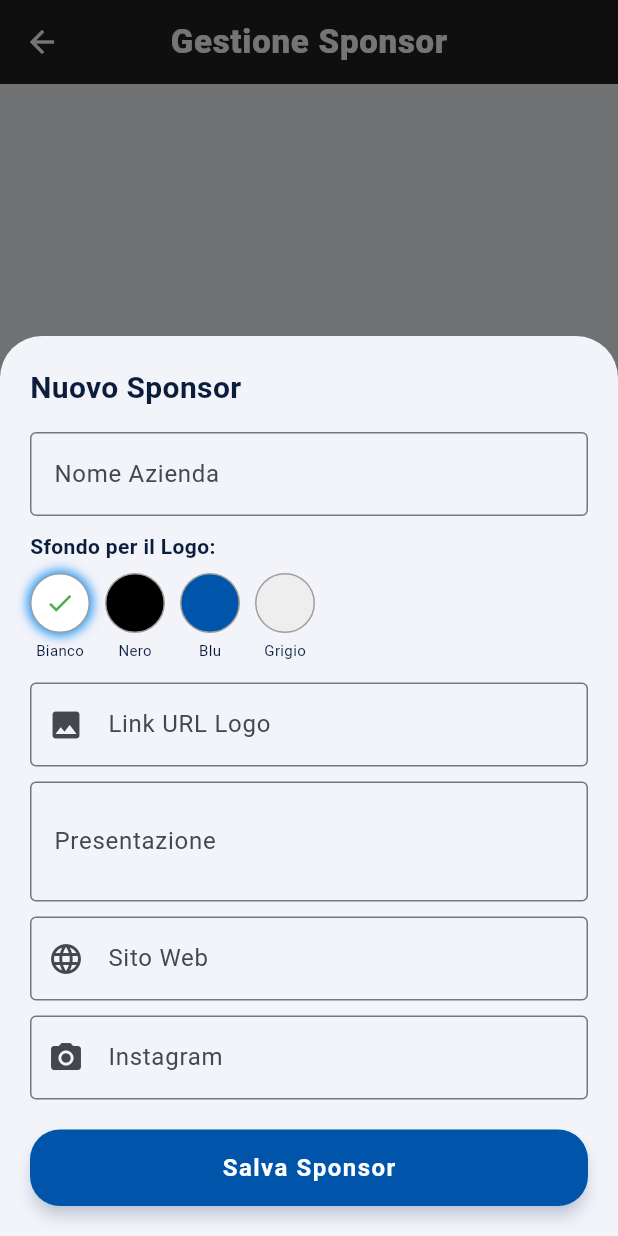
After one commit to tombol75/cadoneghe-volley, a Flutter app: the AdminSponsorPage screen opened directly, after a tap on the "add" icon, on a phone screen of 412 x 824 dp. The commit adds this screen. Run offline on Flutter 3.47's test engine with Material 3 defaults, Android fonts, the phone set to English and light mode, and no system bars; our stand-ins replace cloud_firestore, firebase_core, shared_preferences, webview_flutter; accounts and stored records are empty.

Commit message:
Aggiunti sponsor e colore per sfondo logo OK

```diff
--- /dev/null
+++ b/lib/admin_sponsor_page.dart
@@ -0,0 +1,318 @@
+import 'package:flutter/material.dart';
+import 'package:cloud_firestore/cloud_firestore.dart';
+import 'sport_colors.dart';
+
+class AdminSponsorPage extends StatefulWidget {
+  const AdminSponsorPage({super.key});
+
+  @override
+  State<AdminSponsorPage> createState() => _AdminSponsorPageState();
+}
+
+class _AdminSponsorPageState extends State<AdminSponsorPage> {
+  void _eliminaSponsor(String idDoc) {
+    showDialog(
+      context: context,
+      builder: (ctx) => AlertDialog(
+        title: const Text("Eliminare Sponsor?"),
+        content: const Text("L'azione è irreversibile."),
+        actions: [
+          TextButton(
+            onPressed: () => Navigator.pop(ctx),
+            child: const Text("Annulla"),
+          ),
+          ElevatedButton(
+            style: ElevatedButton.styleFrom(backgroundColor: Colors.red),
+            onPressed: () async {
+              await FirebaseFirestore.instance
+                  .collection('sponsor')
+                  .doc(idDoc)
+                  .delete();
+              Navigator.pop(ctx);
+            },
+            child: const Text("Elimina", style: TextStyle(color: Colors.white)),
+          ),
+        ],
+      ),
+    );
+  }
+
+  void _apriModulo({String? idDoc, Map<String, dynamic>? dati}) {
+    final nomeCtrl = TextEditingController(text: dati?['nome']);
+    final descCtrl = TextEditingController(text: dati?['descrizione']);
+    final logoCtrl = TextEditingController(text: dati?['logo_url']);
+    final sitoCtrl = TextEditingController(text: dati?['sito_web']);
+    final instaCtrl = TextEditingController(text: dati?['instagram']);
+
+    // Colore di default: Bianco (0xFFFFFFFF)
+    int coloreSelezionato = dati?['colore_sfondo'] ?? 0xFFFFFFFF;
+
+    showModalBottomSheet(
+      context: context,
+      isScrollControlled: true,
+      builder: (ctx) => StatefulBuilder(
+        // StatefulBuilder serve per aggiornare la selezione del colore in tempo reale
+        builder: (context, setModalState) {
+          return Padding(
+            padding: EdgeInsets.only(
+              top: 20,
+              left: 20,
+              right: 20,
+              bottom: MediaQuery.of(ctx).viewInsets.bottom + 20,
+            ),
+            child: SingleChildScrollView(
+              child: Column(
+                mainAxisSize: MainAxisSize.min,
+                crossAxisAlignment: CrossAxisAlignment.start,
+                children: [
+                  Text(
+                    idDoc == null ? "Nuovo Sponsor" : "Modifica Sponsor",
+                    style: const TextStyle(
+                      fontSize: 20,
+                      fontWeight: FontWeight.bold,
+                    ),
+                  ),
+                  const SizedBox(height: 15),
+
+                  TextField(
+                    controller: nomeCtrl,
+                    decoration: const InputDecoration(
+                      labelText: "Nome Azienda",
+                      border: OutlineInputBorder(),
+                    ),
+                  ),
+                  const SizedBox(height: 10),
+
+                  // --- SELETTORE COLORE SFONDO ---
+                  const Text(
+                    "Sfondo per il Logo:",
+                    style: TextStyle(fontWeight: FontWeight.bold),
+                  ),
+                  const SizedBox(height: 8),
+                  Row(
+                    children: [
+                      _buildColorOption(
+                        0xFFFFFFFF,
+                        "Bianco",
+                        coloreSelezionato,
+                        (val) => setModalState(() => coloreSelezionato = val),
+                      ),
+                      const SizedBox(width: 10),
+                      _buildColorOption(
+                        0xFF000000,
+                        "Nero",
+                        coloreSelezionato,
+                        (val) => setModalState(() => coloreSelezionato = val),
+                      ),
+                      const SizedBox(width: 10),
+                      _buildColorOption(
+                        SportColors.blueDeep.value,
+                        "Blu",
+                        coloreSelezionato,
+                        (val) => setModalState(() => coloreSelezionato = val),
+                      ),
+                      const SizedBox(width: 10),
+                      _buildColorOption(
+                        0xFFEEEEEE,
+                        "Grigio",
+                        coloreSelezionato,
+                        (val) => setModalState(() => coloreSelezionato = val),
+                      ),
+                    ],
+                  ),
+                  const SizedBox(height: 15),
+
+                  // -------------------------------
+                  TextField(
+                    controller: logoCtrl,
+                    decoration: const InputDecoration(
+                      labelText: "Link URL Logo",
+                      hintText: "https://...",
+                      border: OutlineInputBorder(),
+                      prefixIcon: Icon(Icons.image),
+                    ),
+                  ),
+                  const SizedBox(height: 10),
+                  TextField(
+                    controller: descCtrl,
+                    maxLines: 2,
+                    decoration: const InputDecoration(
+                      labelText: "Presentazione",
+                      border: OutlineInputBorder(),
+                    ),
+                  ),
+                  const SizedBox(height: 10),
+                  TextField(
+                    controller: sitoCtrl,
+                    keyboardType: TextInputType.url,
+                    decoration: const InputDecoration(
+                      labelText: "Sito Web",
+                      border: OutlineInputBorder(),
+                      prefixIcon: Icon(Icons.language),
+                    ),
+                  ),
+                  const SizedBox(height: 10),
+                  TextField(
+                    controller: instaCtrl,
+                    keyboardType: TextInputType.url,
+                    decoration: const InputDecoration(
+                      labelText: "Instagram",
+                      border: OutlineInputBorder(),
+                      prefixIcon: Icon(Icons.camera_alt),
+                    ),
+                  ),
+                  const SizedBox(height: 20),
+
+                  SizedBox(
+                    width: double.infinity,
+                    child: ElevatedButton(
+                      onPressed: () async {
+                        if (nomeCtrl.text.isEmpty) return;
+
+                        final dataMap = {
+                          'nome': nomeCtrl.text,
+                          'descrizione': descCtrl.text,
+                          'logo_url': logoCtrl.text,
+                          'sito_web': sitoCtrl.text,
+                          'instagram': instaCtrl.text,
+                          'colore_sfondo':
+                              coloreSelezionato, // Salviamo il colore
+                          'ordine': 99,
+                        };
+
+                        if (idDoc == null) {
+                          await FirebaseFirestore.instance
+                              .collection('sponsor')
+                              .add(dataMap);
+                        } else {
+                          await FirebaseFirestore.instance
+                              .collection('sponsor')
+                              .doc(idDoc)
+                              .update(dataMap);
+                        }
+                        Navigator.pop(ctx);
+                      },
+                      style: ElevatedButton.styleFrom(
+                        backgroundColor: SportColors.blueDeep,
+                      ),
+                      child: const Text(
+                        "Salva Sponsor",
+                        style: TextStyle(color: Colors.white),
+                      ),
+                    ),
+                  ),
+                ],
+              ),
+            ),
+          );
+        },
+      ),
+    );
+  }
+
+  // Widget per i pallini colorati
+  Widget _buildColorOption(
+    int colorValue,
+    String label,
+    int selectedValue,
+    Function(int) onTap,
+  ) {
+    bool isSelected = colorValue == selectedValue;
+    return GestureDetector(
+      onTap: () => onTap(colorValue),
+      child: Column(
+        children: [
+          Container(
+            width: 40,
+            height: 40,
+            decoration: BoxDecoration(
+              color: Color(colorValue),
+              shape: BoxShape.circle,
+              border: Border.all(color: Colors.grey, width: 1),
+              boxShadow: isSelected
+                  ? [
+                      const BoxShadow(
+                        color: Colors.blue,
+                        blurRadius: 5,
+                        spreadRadius: 2,
+                      ),
+                    ]
+                  : null,
+            ),
+            child: isSelected
+                ? const Icon(Icons.check, color: Colors.green, size: 20)
+                : null,
+          ),
+          const SizedBox(height: 4),
+          Text(label, style: const TextStyle(fontSize: 10)),
+        ],
+      ),
+    );
+  }
+
+  @override
+  Widget build(BuildContext context) {
+    return Scaffold(
+      appBar: AppBar(
+        title: const Text('Gestione Sponsor'),
+        backgroundColor: Colors.grey[900],
+        foregroundColor: Colors.white,
+      ),
+      body: StreamBuilder(
+        stream: FirebaseFirestore.instance.collection('sponsor').snapshots(),
+        builder: (context, snapshot) {
+          if (!snapshot.hasData)
+            return const Center(child: CircularProgressIndicator());
+          final docs = snapshot.data!.docs;
+
+          if (docs.isEmpty)
+            return const Center(child: Text("Nessuno sponsor."));
+
+          return ListView.separated(
+            padding: const EdgeInsets.all(10),
+            itemCount: docs.length,
+            separatorBuilder: (ctx, i) => const Divider(),
+            itemBuilder: (context, index) {
+              final data = docs[index].data();
+              int bgColor = data['colore_sfondo'] ?? 0xFFFFFFFF;
+
+              return ListTile(
+                leading: Container(
+                  width: 60,
+                  height: 60,
+                  padding: const EdgeInsets.all(5),
+                  decoration: BoxDecoration(
+                    color: Color(bgColor), // Usa il colore salvato
+                    border: Border.all(color: Colors.grey.shade300),
+                  ),
+                  child: data['logo_url'] != null && data['logo_url'].isNotEmpty
+                      ? Image.network(
+                          data['logo_url'],
+                          fit: BoxFit.contain,
+                          errorBuilder: (c, e, s) =>
+                              const Icon(Icons.broken_image),
+                        )
+                      : const Icon(Icons.business),
+                ),
+                title: Text(
+                  data['nome'] ?? '---',
+                  style: const TextStyle(fontWeight: FontWeight.bold),
+                ),
+                trailing: IconButton(
+                  icon: const Icon(Icons.edit, color: Colors.blue),
+                  onPressed: () =>
+                      _apriModulo(idDoc: docs[index].id, dati: data),
+                ),
+              );
+            },
+          );
+        },
+      ),
+      floatingActionButton: FloatingActionButton(
+        backgroundColor: SportColors.blueDeep,
+        onPressed: () => _apriModulo(),
+        child: const Icon(Icons.add, color: Colors.white),
+      ),
+    );
+  }
+}
```
Also changed, not shown: lib/home_page.dart (+43 -4 lines), lib/sponsor_page.dart (added, +198 -0 lines).
